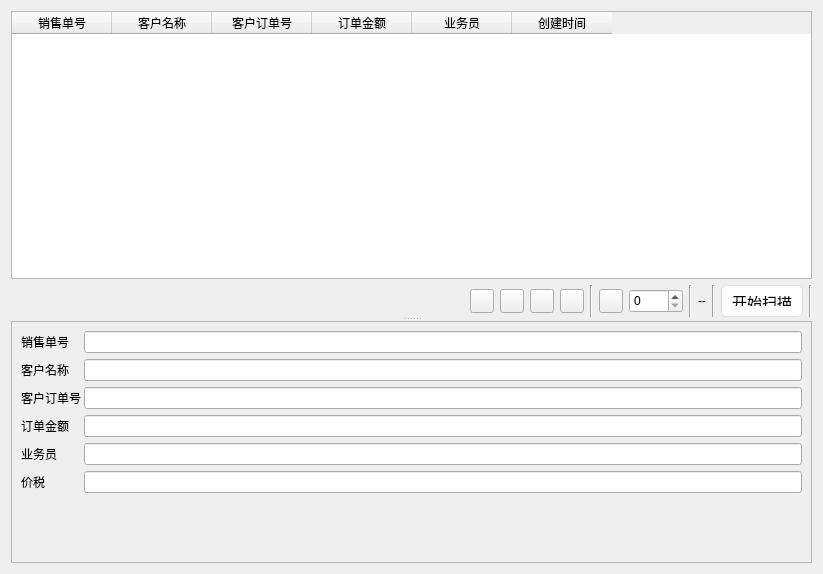
Old version of the form ui/task_frame.ui in the repository izerui/scanrun.
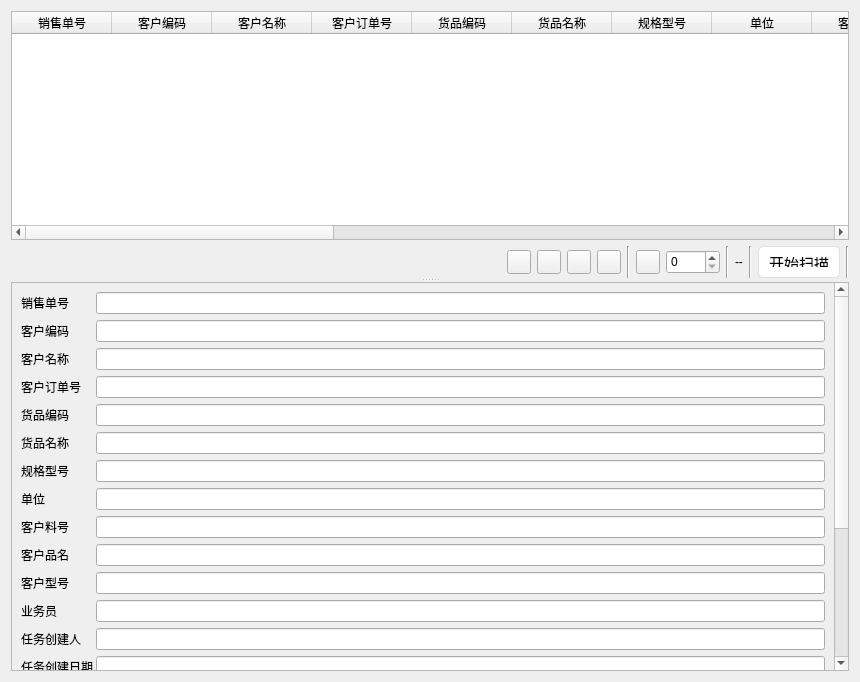
New version of the form. Icons and pictures are not drawn.

What changed in the file:
```diff
--- a/ui/task_frame.ui
+++ b/ui/task_frame.ui
@@ -6,8 +6,8 @@
    <rect>
     <x>0</x>
     <y>0</y>
-    <width>823</width>
-    <height>574</height>
+    <width>860</width>
+    <height>682</height>
    </rect>
   </property>
   <property name="windowTitle">
@@ -31,7 +31,7 @@
     color: #409eff;
 }</string>
   </property>
-  <layout class="QGridLayout" name="gridLayout_2">
+  <layout class="QGridLayout" name="gridLayout">
    <item row="0" column="0">
     <widget class="QSplitter" name="splitter">
      <property name="orientation">
@@ -52,7 +52,12 @@
          </property>
          <column>
           <property name="text">
-           <string comment="方法" extracomment="飞飞飞">销售单号</string>
+           <string>销售单号</string>
+          </property>
+         </column>
+         <column>
+          <property name="text">
+           <string>客户编码</string>
           </property>
          </column>
          <column>
@@ -67,7 +72,37 @@
          </column>
          <column>
           <property name="text">
-           <string>订单金额</string>
+           <string>货品编码</string>
+          </property>
+         </column>
+         <column>
+          <property name="text">
+           <string>货品名称</string>
+          </property>
+         </column>
+         <column>
+          <property name="text">
+           <string>规格型号</string>
+          </property>
+         </column>
+         <column>
+          <property name="text">
+           <string>单位</string>
+          </property>
+         </column>
+         <column>
+          <property name="text">
+           <string>客户料号</string>
+          </property>
+         </column>
+         <column>
+          <property name="text">
+           <string>客户品名</string>
+          </property>
+         </column>
+         <column>
+          <property name="text">
+           <string>客户型号</string>
           </property>
          </column>
          <column>
@@ -77,7 +112,47 @@
          </column>
          <column>
           <property name="text">
-           <string>创建时间</string>
+           <string>任务创建人</string>
+          </property>
+         </column>
+         <column>
+          <property name="text">
+           <string>任务创建日期</string>
+          </property>
+         </column>
+         <column>
+          <property name="text">
+           <string>订单交期</string>
+          </property>
+         </column>
+         <column>
+          <property name="text">
+           <string>销售订单数量</string>
+          </property>
+         </column>
+         <column>
+          <property name="text">
+           <string>任务数量</string>
+          </property>
+         </column>
+         <column>
+          <property name="text">
+           <string>已扫码数量</string>
+          </property>
+         </column>
+         <column>
+          <property name="text">
+           <string>未扫码数量</string>
+          </property>
+         </column>
+         <column>
+          <property name="text">
+           <string>装箱数量</string>
+          </property>
+         </column>
+         <column>
+          <property name="text">
+           <string>卡板数量</string>
           </property>
          </column>
         </widget>
@@ -366,15 +441,27 @@
        </item>
       </layout>
      </widget>
-     <widget class="QFrame" name="frame">
-      <property name="frameShape">
-       <enum>QFrame::StyledPanel</enum>
+     <widget class="QScrollArea" name="scrollArea">
+      <property name="maximumSize">
+       <size>
+        <width>16777215</width>
+        <height>16777215</height>
+       </size>
       </property>
-      <property name="frameShadow">
-       <enum>QFrame::Raised</enum>
+      <property name="widgetResizable">
+       <bool>true</bool>
       </property>
-      <layout class="QGridLayout" name="gridLayout">
-       <item row="0" column="0">
+      <widget class="QWidget" name="scrollAreaWidgetContents">
+       <property name="geometry">
+        <rect>
+         <x>0</x>
+         <y>0</y>
+         <width>819</width>
+         <height>667</height>
+        </rect>
+       </property>
+       <layout class="QVBoxLayout" name="verticalLayout_2">
+        <item>
         <layout class="QFormLayout" name="formLayout_3">
          <property name="fieldGrowthPolicy">
           <enum>QFormLayout::ExpandingFieldsGrow</enum>
@@ -388,6 +475,9 @@
          <property name="horizontalSpacing">
           <number>3</number>
          </property>
+          <property name="verticalSpacing">
+           <number>-1</number>
+          </property>
          <item row="0" column="0">
           <widget class="QLabel" name="Label_3">
            <property name="text">
@@ -408,7 +498,7 @@
          <item row="1" column="0">
           <widget class="QLabel" name="Label2_2">
            <property name="text">
-            <string>客户名称</string>
+             <string>客户编码</string>
            </property>
           </widget>
          </item>
@@ -422,7 +512,7 @@
          <item row="2" column="0">
           <widget class="QLabel" name="Label3_2">
            <property name="text">
-            <string>客户订单号</string>
+             <string>客户名称</string>
            </property>
           </widget>
          </item>
@@ -436,7 +526,7 @@
          <item row="3" column="0">
           <widget class="QLabel" name="Label54_2">
            <property name="text">
-            <string>订单金额</string>
+             <string>客户订单号</string>
            </property>
           </widget>
          </item>
@@ -450,7 +540,7 @@
          <item row="4" column="0">
           <widget class="QLabel" name="Label8_2">
            <property name="text">
-            <string>业务员</string>
+             <string>货品编码</string>
            </property>
           </widget>
          </item>
@@ -464,16 +554,167 @@
          <item row="5" column="0">
           <widget class="QLabel" name="Label_4">
            <property name="text">
-            <string>价税</string>
+             <string>货品名称</string>
            </property>
           </widget>
          </item>
          <item row="5" column="1">
-          <widget class="QLineEdit" name="LineEdit_12"/>
-         </item>
+           <widget class="QLineEdit" name="inventoryName"/>
+          </item>
+          <item row="6" column="0">
+           <widget class="QLabel" name="label">
+            <property name="text">
+             <string>规格型号</string>
+            </property>
+           </widget>
+          </item>
+          <item row="6" column="1">
+           <widget class="QLineEdit" name="inventorySpec"/>
+          </item>
+          <item row="7" column="0">
+           <widget class="QLabel" name="label_3">
+            <property name="text">
+             <string>单位</string>
+            </property>
+           </widget>
+          </item>
+          <item row="7" column="1">
+           <widget class="QLineEdit" name="unitName"/>
+          </item>
+          <item row="8" column="0">
+           <widget class="QLabel" name="label_4">
+            <property name="text">
+             <string>客户料号</string>
+            </property>
+           </widget>
+          </item>
+          <item row="8" column="1">
+           <widget class="QLineEdit" name="customerMaterialCode"/>
+          </item>
+          <item row="9" column="0">
+           <widget class="QLabel" name="label_5">
+            <property name="text">
+             <string>客户品名</string>
+            </property>
+           </widget>
+          </item>
+          <item row="9" column="1">
+           <widget class="QLineEdit" name="customerInventoryName"/>
+          </item>
+          <item row="10" column="0">
+           <widget class="QLabel" name="label_6">
+            <property name="text">
+             <string>客户型号</string>
+            </property>
+           </widget>
+          </item>
+          <item row="10" column="1">
+           <widget class="QLineEdit" name="customerInventorySpec"/>
+          </item>
+          <item row="11" column="0">
+           <widget class="QLabel" name="label_7">
+            <property name="text">
+             <string>业务员</string>
+            </property>
+           </widget>
+          </item>
+          <item row="11" column="1">
+           <widget class="QLineEdit" name="employeeName"/>
+          </item>
+          <item row="12" column="0">
+           <widget class="QLabel" name="label_8">
+            <property name="text">
+             <string>任务创建人</string>
+            </property>
+           </widget>
+          </item>
+          <item row="12" column="1">
+           <widget class="QLineEdit" name="creatorName"/>
+          </item>
+          <item row="13" column="0">
+           <widget class="QLabel" name="label_10">
+            <property name="text">
+             <string>任务创建日期</string>
+            </property>
+           </widget>
+          </item>
+          <item row="13" column="1">
+           <widget class="QLineEdit" name="createTime"/>
+          </item>
+          <item row="14" column="0">
+           <widget class="QLabel" name="label_11">
+            <property name="text">
+             <string>订单交期</string>
+            </property>
+           </widget>
+          </item>
+          <item row="14" column="1">
+           <widget class="QLineEdit" name="deliveryDate"/>
+          </item>
+          <item row="15" column="0">
+           <widget class="QLabel" name="label_12">
+            <property name="text">
+             <string>销售订单数量</string>
+            </property>
+           </widget>
+          </item>
+          <item row="15" column="1">
+           <widget class="QLineEdit" name="quantity"/>
+          </item>
+          <item row="16" column="0">
+           <widget class="QLabel" name="label_9">
+            <property name="text">
+             <string>任务数量</string>
+            </property>
+           </widget>
+          </item>
+          <item row="16" column="1">
+           <widget class="QLineEdit" name="taskQuantity"/>
+          </item>
+          <item row="17" column="0">
+           <widget class="QLabel" name="label_13">
+            <property name="text">
+             <string>已扫码数量</string>
+            </property>
+           </widget>
+          </item>
+          <item row="17" column="1">
+           <widget class="QLineEdit" name="scanCodeQuantity"/>
+          </item>
+          <item row="18" column="0">
+           <widget class="QLabel" name="label_14">
+            <property name="text">
+             <string>未扫码数量</string>
+            </property>
+           </widget>
+          </item>
+          <item row="18" column="1">
+           <widget class="QLineEdit" name="waitScanCodeQuantity"/>
+          </item>
+          <item row="19" column="0">
+           <widget class="QLabel" name="label_15">
+            <property name="text">
+             <string>装箱数量</string>
+            </property>
+           </widget>
+          </item>
+          <item row="19" column="1">
+           <widget class="QLineEdit" name="boxQuantity"/>
+          </item>
+          <item row="20" column="0">
+           <widget class="QLabel" name="label_16">
+            <property name="text">
+             <string>卡板数量</string>
+            </property>
+           </widget>
+          </item>
+          <item row="20" column="1">
+           <widget class="QLineEdit" name="palletQuantity"/>
+          </item>
         </layout>
        </item>
       </layout>
+      </widget>
      </widget>
     </widget>
    </item>
```
Left out of the diff: 50 changed lines with no effect on the pictures. Lines whose indentation alone changed are shown as unchanged.
